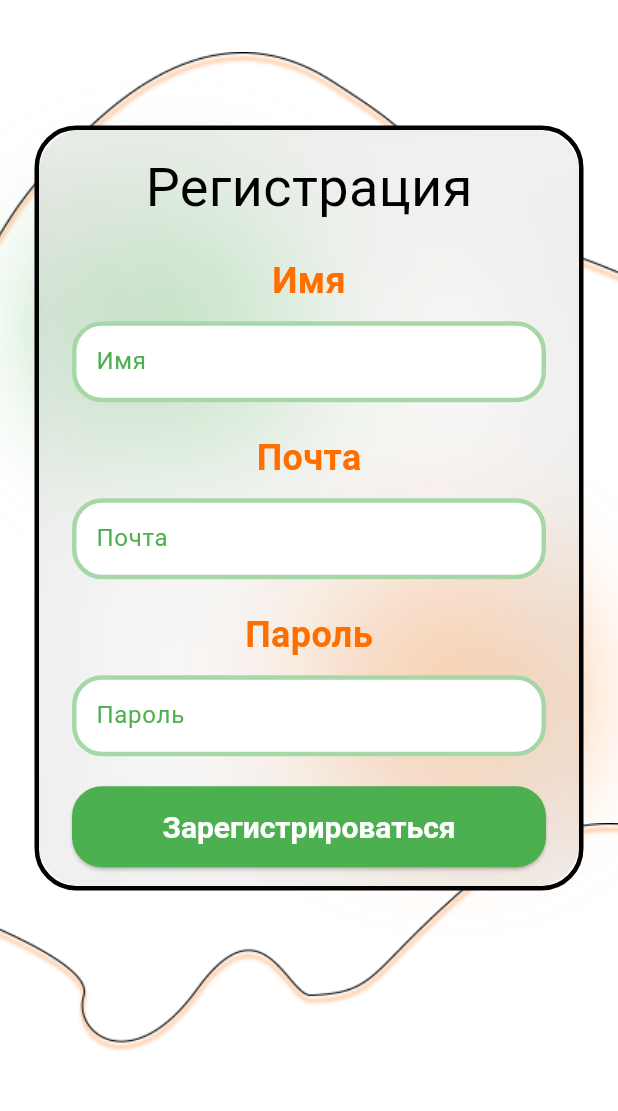
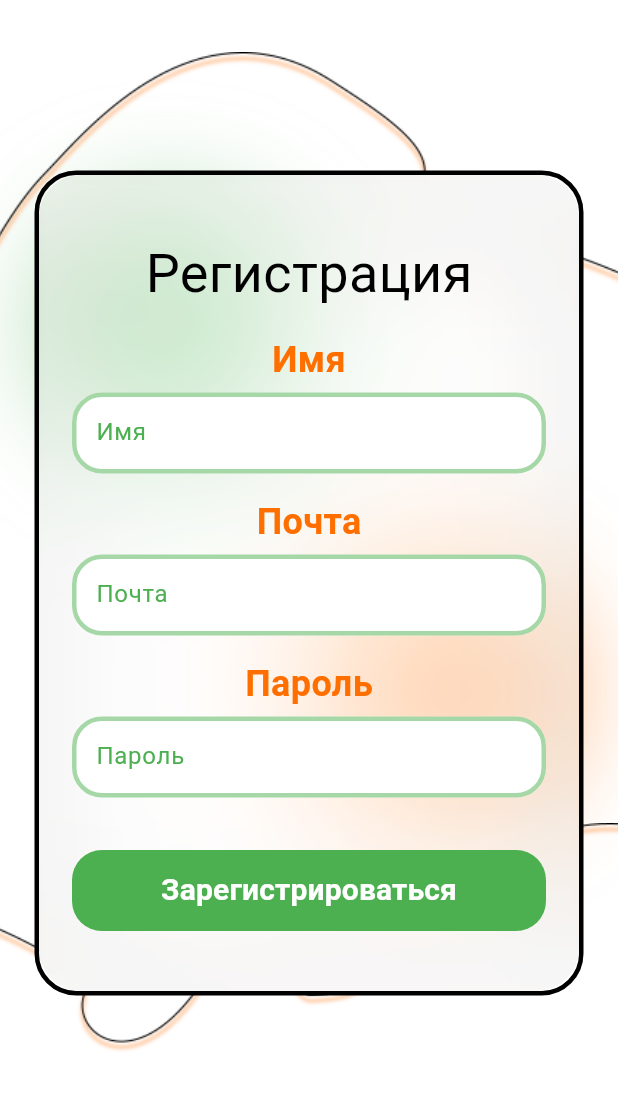
Before and after one commit to smakon/Testik, a Flutter app: the Registration screen opened by its route, on a phone screen of 412 x 824 dp, the part 77-1188 px from its top. Run offline on Flutter 3.47's test engine with Material 3 defaults, Android fonts, the light colour scheme and no system bars; our stand-ins replace google_fonts, shared_preferences; missing offline and left inert: mongo_dart; accounts and stored records are empty.

Commit message:
[A]: Сделал Home.dart

```diff
--- a/lib/design/images.dart
+++ b/lib/design/images.dart
@@ -13,3 +13,5 @@ final Image downRegCurve = Image.asset(
   'assets/images/down_reg_curve.png',
   scale: 1,
 );
+
+final Image profile = Image.asset('assets/images/Profile.png', scale: 1);
--- a/lib/design/ui/glassWidget.dart
+++ b/lib/design/ui/glassWidget.dart
@@ -20,7 +20,6 @@ class GlassContainer extends StatelessWidget {
   @override
   Widget build(BuildContext context) {
     return BackdropFilter(
-
       filter: ImageFilter.blur(sigmaX: 48, sigmaY: 48),
       child: Container(
         width: width,
@@ -35,7 +34,7 @@ class GlassContainer extends StatelessWidget {
               spreadRadius: 0,
             ),
             BoxShadow(
-              color: Color(0xFF747474).withOpacity(0.05),
+              color: Color.fromARGB(255, 255, 255, 255).withOpacity(0.05),
               blurRadius: 1000,
               spreadRadius: 1000,
             ),
--- a/lib/design/ui/uiMethods.dart
+++ b/lib/design/ui/uiMethods.dart
@@ -26,4 +26,7 @@ extension WidgetModifier on Widget {
       child: this,
     );
   }
+
+  Widget offset(double dx, double dy) =>
+      Transform.translate(offset: Offset(dx, dy), child: this);
 }
--- a/lib/pages/Registration/RegistrationBody.dart
+++ b/lib/pages/Registration/RegistrationBody.dart
@@ -69,10 +69,8 @@ class RegistrationBody extends StatelessWidget {
 
   Widget _form(BuildContext context) {
     return Center(
-      child: Transform.translate(
-        offset: Offset(0, -50), // двигаем форму на 80px ВВЕРХ
       child: Container(
-          height: 510,
+        height: 550,
         decoration: BoxDecoration(
           border: Border.all(color: textColor, width: 3),
           borderRadius: BorderRadius.circular(28),
@@ -81,7 +79,7 @@ class RegistrationBody extends StatelessWidget {
           borderRadius: BorderRadius.circular(28),
           child: GlassContainer(
             child: Column(
-                spacing: 20,
+              spacing: 15,
               mainAxisAlignment: MainAxisAlignment.center,
               children: [
                 Text(
@@ -90,7 +88,7 @@ class RegistrationBody extends StatelessWidget {
                 ),
 
                 Column(
-                    spacing: 10,
+                  spacing: 5,
                   children: [
                     Text(
                       'Имя',
@@ -133,7 +131,7 @@ class RegistrationBody extends StatelessWidget {
                   ],
                 ),
                 Column(
-                    spacing: 10,
+                  spacing: 5,
                   children: [
                     Text(
                       'Почта',
@@ -176,7 +174,7 @@ class RegistrationBody extends StatelessWidget {
                   ],
                 ),
                 Column(
-                    spacing: 10,
+                  spacing: 5,
                   children: [
                     Text(
                       'Пароль',
@@ -219,24 +217,26 @@ class RegistrationBody extends StatelessWidget {
                   ],
                 ),
 
-                  ElevatedButton(
+                Container(
+                  margin: EdgeInsets.only(
+                    top: 20,
+                  ), // или EdgeInsets.symmetric(horizontal: 10), если только по бокам
+                  child: ElevatedButton(
                     onPressed: () async => await registration(
                       inputEmail,
                       inputPassword,
                       inputLogin,
                       context,
                     ),
+
                     style: ElevatedButton.styleFrom(
+                      elevation: elevationNone,
                       backgroundColor: primaryColor,
                       fixedSize: Size(316, 54),
                       shape: RoundedRectangleBorder(
                         borderRadius: BorderRadius.circular(20),
                       ),
-                      textStyle: TextStyle(
-                        color: backgroundColor,
-                        fontSize: fontSize20,
-                        fontWeight: FontWeight.w700,
-                      ),
+                      // Убери textStyle отсюда — он не влияет на текст внутри ElevatedButton
                     ),
                     child: Text(
                       'Зарегистрироваться',
@@ -247,8 +247,8 @@ class RegistrationBody extends StatelessWidget {
                       ),
                     ),
                   ),
+                ),
               ],
-              ),
             ),
           ),
         ),
--- a/lib/pages/regSig/SignupBody.dart
+++ b/lib/pages/regSig/SignupBody.dart
@@ -154,6 +154,7 @@ class SignupBody extends StatelessWidget {
                       );
                     },
                     style: ElevatedButton.styleFrom(
+                      elevation: elevationNone,
                       backgroundColor: primaryColor,
                       fixedSize: Size(316, 54),
                       shape: RoundedRectangleBorder(
```
Also changed, not shown: lib/pages/Home/Home.dart (+7 -13 lines), lib/pages/Home/HomeBody.dart (added, +106 -0 lines), lib/pages/Home/HomeHeader.dart (added, +34 -0 lines), assets/images/Profile.png (added). Lines whose indentation alone changed are shown as unchanged.
